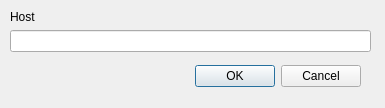
0x17de/HarpoonClient, file ui_forms/serverConfigurationDialog.ui: the form before one commit.
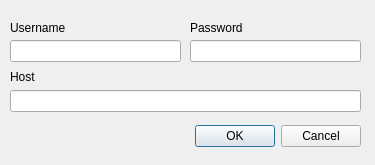
The form after the commit.

Commit message: username/password for login dialog; ws "type" renamed to "protocol"

Diff of the .ui file:
```diff
--- a/ui_forms/serverConfigurationDialog.ui
+++ b/ui_forms/serverConfigurationDialog.ui
@@ -6,8 +6,8 @@
    <rect>
     <x>0</x>
     <y>0</y>
-    <width>385</width>
-    <height>108</height>
+    <width>375</width>
+    <height>165</height>
    </rect>
   </property>
   <property name="windowTitle">
@@ -17,7 +17,7 @@
    <property name="geometry">
     <rect>
      <x>20</x>
-     <y>60</y>
+     <y>120</y>
      <width>341</width>
      <height>32</height>
     </rect>
@@ -33,8 +33,8 @@
    <property name="geometry">
     <rect>
      <x>10</x>
-     <y>30</y>
-     <width>361</width>
+     <y>90</y>
+     <width>351</width>
      <height>22</height>
     </rect>
    </property>
@@ -43,7 +43,7 @@
    <property name="geometry">
     <rect>
      <x>10</x>
-     <y>10</y>
+     <y>70</y>
      <width>59</width>
      <height>14</height>
     </rect>
@@ -52,6 +52,61 @@
     <string>Host</string>
    </property>
   </widget>
+  <widget class="QLabel" name="label_2">
+   <property name="geometry">
+    <rect>
+     <x>10</x>
+     <y>20</y>
+     <width>71</width>
+     <height>16</height>
+    </rect>
+   </property>
+   <property name="text">
+    <string>Username</string>
+   </property>
+  </widget>
+  <widget class="QLabel" name="label_3">
+   <property name="geometry">
+    <rect>
+     <x>190</x>
+     <y>20</y>
+     <width>71</width>
+     <height>16</height>
+    </rect>
+   </property>
+   <property name="text">
+    <string>Password</string>
+   </property>
+  </widget>
+  <widget class="QLineEdit" name="username">
+   <property name="geometry">
+    <rect>
+     <x>10</x>
+     <y>40</y>
+     <width>171</width>
+     <height>22</height>
+    </rect>
+   </property>
+  </widget>
+  <widget class="QLineEdit" name="password">
+   <property name="geometry">
+    <rect>
+     <x>190</x>
+     <y>40</y>
+     <width>171</width>
+     <height>22</height>
+    </rect>
+   </property>
+   <property name="inputMask">
+    <string/>
+   </property>
+   <property name="text">
+    <string/>
+   </property>
+   <property name="echoMode">
+    <enum>QLineEdit::Password</enum>
+   </property>
+  </widget>
  </widget>
  <resources/>
  <connections>
```
The commit also changes 3 other files.
